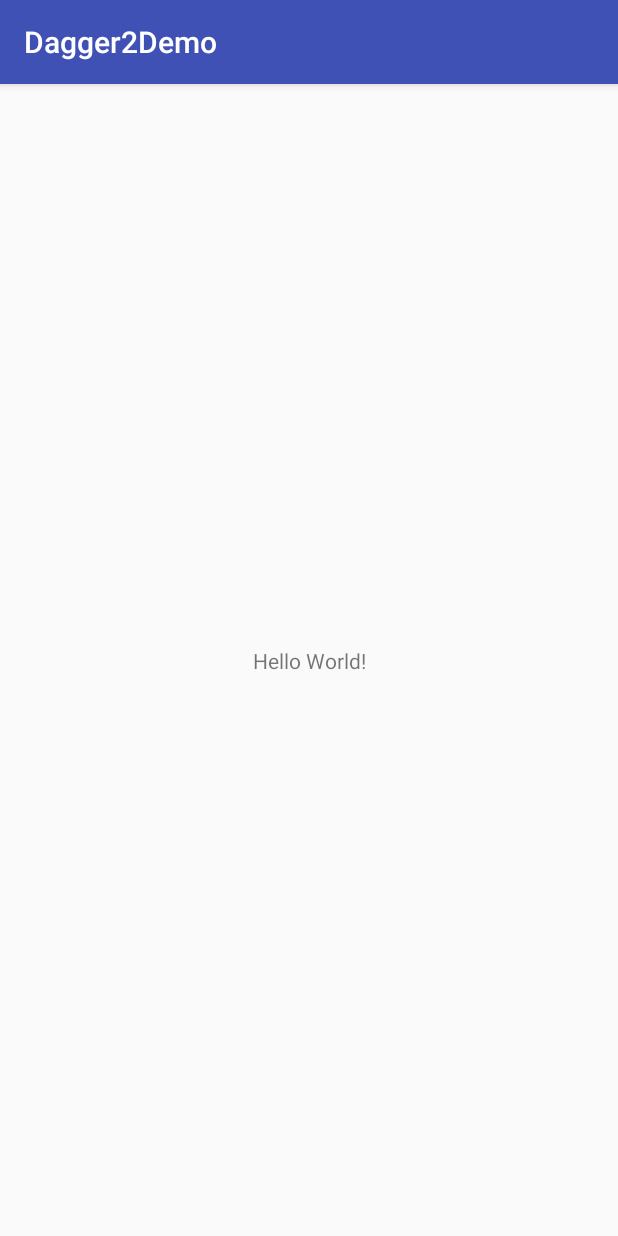
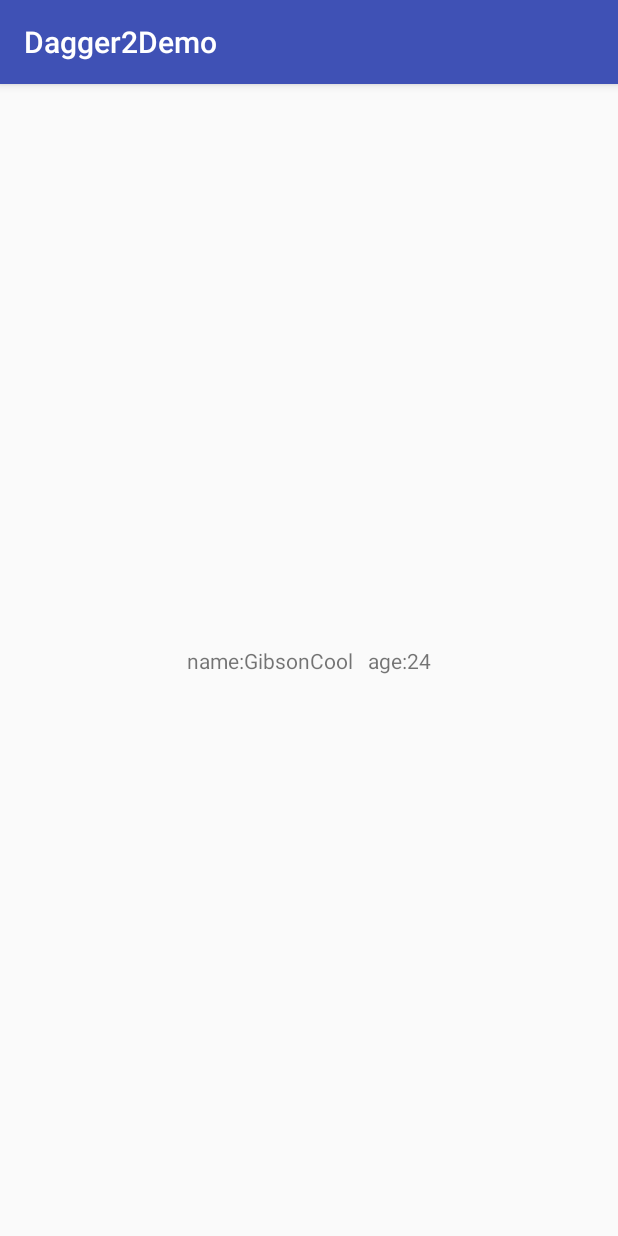
Before and after one commit to GibsonCool/python_Basis, an Android app: the screen it shows after launch (MainActivity), on a phone screen of 412 x 824 dp. Run offline under Robolectric (Android 15) with nearby library versions, the phone set to English and light mode, and no system bars; our stand-ins replace data binding.

Commit message:
Dagger2+DataBinding 初步简单配置实现

```diff
--- a/Dagger2Demo/src/main/java/com/example/dagger2demo/MainActivity.java
+++ b/Dagger2Demo/src/main/java/com/example/dagger2demo/MainActivity.java
@@ -1,16 +1,26 @@
 package com.example.dagger2demo;
 
+import android.databinding.DataBindingUtil;
 import android.support.v7.app.AppCompatActivity;
 import android.os.Bundle;
+
+import com.example.dagger2demo.databinding.ActivityMainBinding;
+import com.example.dagger2demo.javaBean.Student;
+
+import javax.inject.Inject;
 
 public class MainActivity extends AppCompatActivity
 {
 
+	@Inject
+	Student student;
 
 	@Override
 	protected void onCreate(Bundle savedInstanceState)
 	{
 		super.onCreate(savedInstanceState);
-		setContentView(R.layout.activity_main);
+		ActivityMainBinding binding = DataBindingUtil.setContentView(this, R.layout.activity_main);
+		DaggerStudentComponent.create().inject(this);
+		binding.setStudent(student);
 	}
 }
--- a/Dagger2Demo/src/main/java/com/example/dagger2demo/javaBean/Student.java
+++ b/Dagger2Demo/src/main/java/com/example/dagger2demo/javaBean/Student.java
@@ -8,11 +8,14 @@ public class Student
 	private int age;
 
 	@Inject
-	public Student(String name, int age)
+	public Student()
 	{
-		this.name = name;
-		this.age = age;
+		this.name = "GibsonCool";
+		this.age = 24;
 	}
+
+
+
 
 	public String getName()
 	{
--- a/Dagger2Demo/src/main/res/layout/activity_main.xml
+++ b/Dagger2Demo/src/main/res/layout/activity_main.xml
@@ -1,8 +1,17 @@
 <?xml version="1.0" encoding="utf-8"?>
+<layout xmlns:android="http://schemas.android.com/apk/res/android"
+		xmlns:app="http://schemas.android.com/apk/res-auto"
+		xmlns:tools="http://schemas.android.com/tools">
+
+	<data>
+
+		<variable
+			name="student"
+			type="com.example.dagger2demo.javaBean.Student"></variable>
+	</data>
+
 	<android.support.constraint.ConstraintLayout
-	xmlns:android="http://schemas.android.com/apk/res/android"
-	xmlns:app="http://schemas.android.com/apk/res-auto"
-	xmlns:tools="http://schemas.android.com/tools"
+
 		android:layout_width="match_parent"
 		android:layout_height="match_parent"
 		tools:context=".MainActivity">
@@ -10,10 +19,11 @@
 		<TextView
 			android:layout_width="wrap_content"
 			android:layout_height="wrap_content"
-		android:text="Hello World!"
+			android:text="@{`name:`+student.name+`   age:`+student.age}"
 			app:layout_constraintBottom_toBottomOf="parent"
 			app:layout_constraintLeft_toLeftOf="parent"
 			app:layout_constraintRight_toRightOf="parent"
 			app:layout_constraintTop_toTopOf="parent"/>
 
 	</android.support.constraint.ConstraintLayout>
+</layout>
```
Also changed, not shown: Dagger2Demo/build.gradle (+6 -3 lines), Dagger2Demo/src/main/java/com/example/dagger2demo/StudentComponent.java (added, +12 -0 lines). Lines whose indentation alone changed are shown as unchanged.
